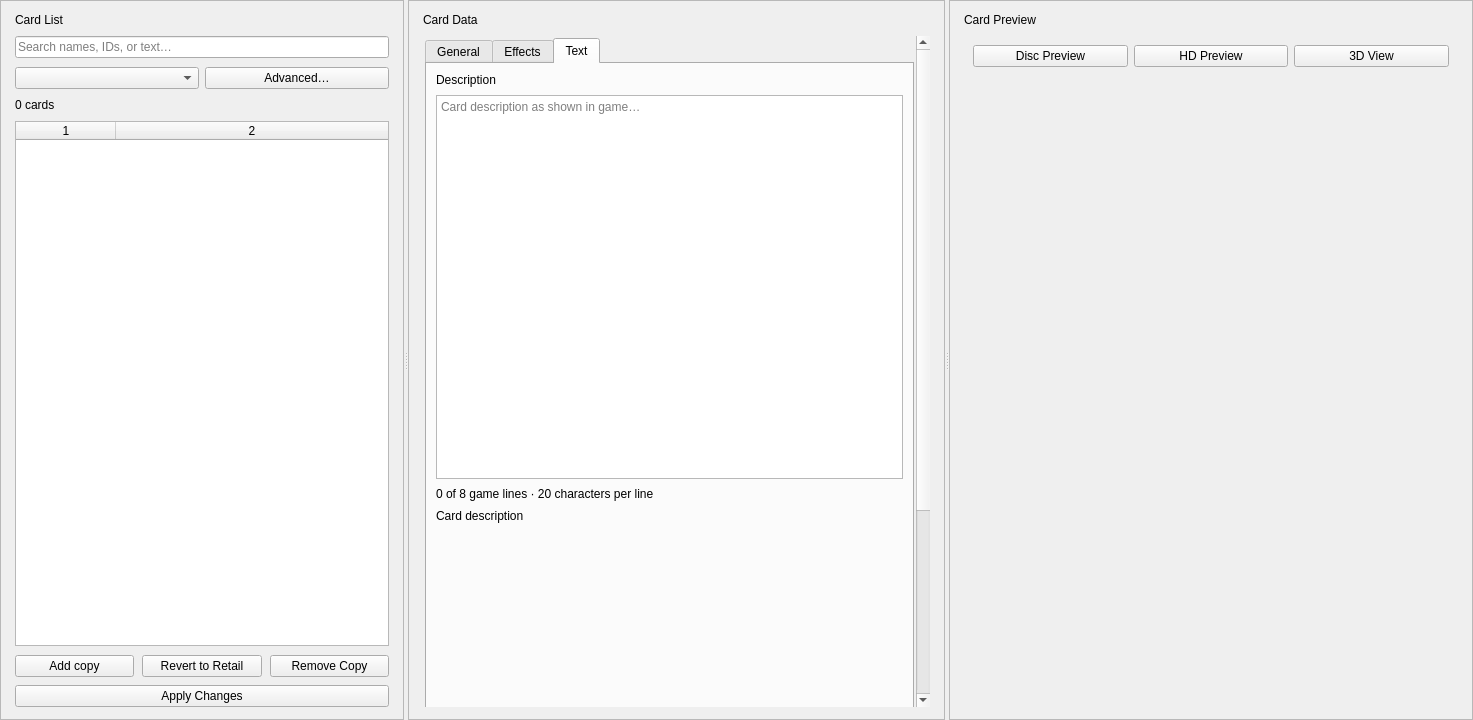
yamyi/YGOFM-DecompRecomp, file tools/pc/fm_editor/ui/cards_page.ui: the form before one commit.
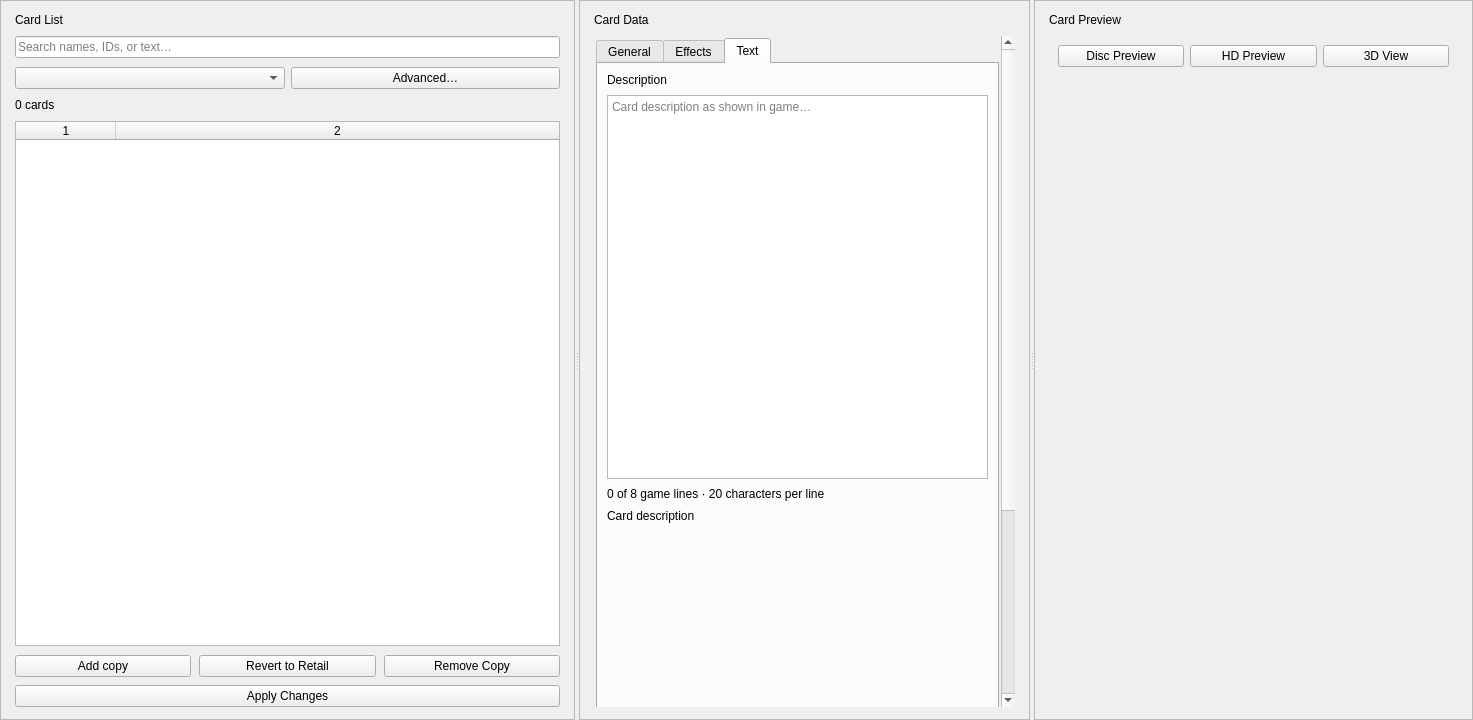
The form after the commit.

Commit message: Finish PySide Cards parity regression fixes

```diff
--- a/tools/pc/fm_editor/ui/cards_page.ui
+++ b/tools/pc/fm_editor/ui/cards_page.ui
@@ -37,7 +37,7 @@
      <widget class="QFrame" name="cardListPanel">
       <property name="minimumSize">
        <size>
-        <width>260</width>
+        <width>575</width>
         <height>0</height>
        </size>
       </property>
@@ -200,7 +200,7 @@
      <widget class="QFrame" name="cardDataPanel">
       <property name="minimumSize">
        <size>
-        <width>390</width>
+        <width>420</width>
         <height>0</height>
        </size>
       </property>
@@ -1139,7 +1139,7 @@
      <widget class="QFrame" name="cardPreviewPanel">
       <property name="minimumSize">
        <size>
-        <width>390</width>
+        <width>240</width>
         <height>0</height>
        </size>
       </property>
```
The commit also changes 2 other files.
